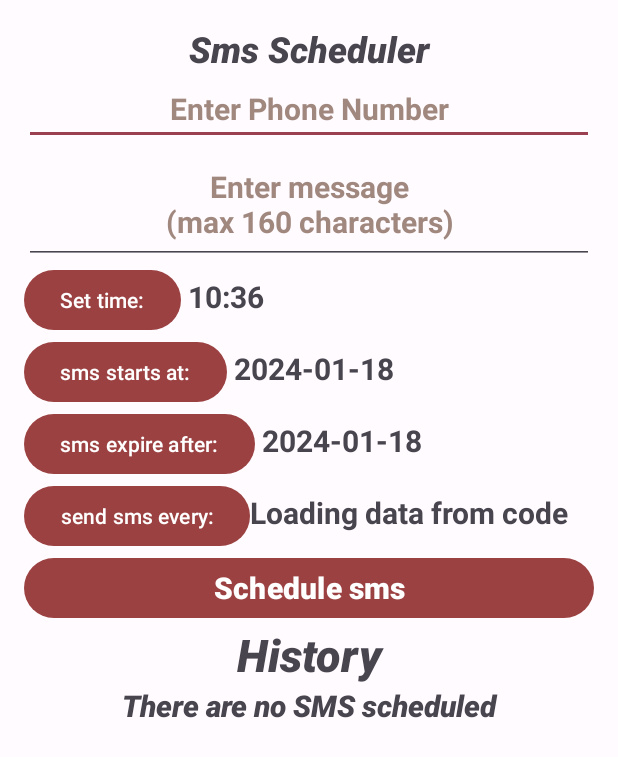
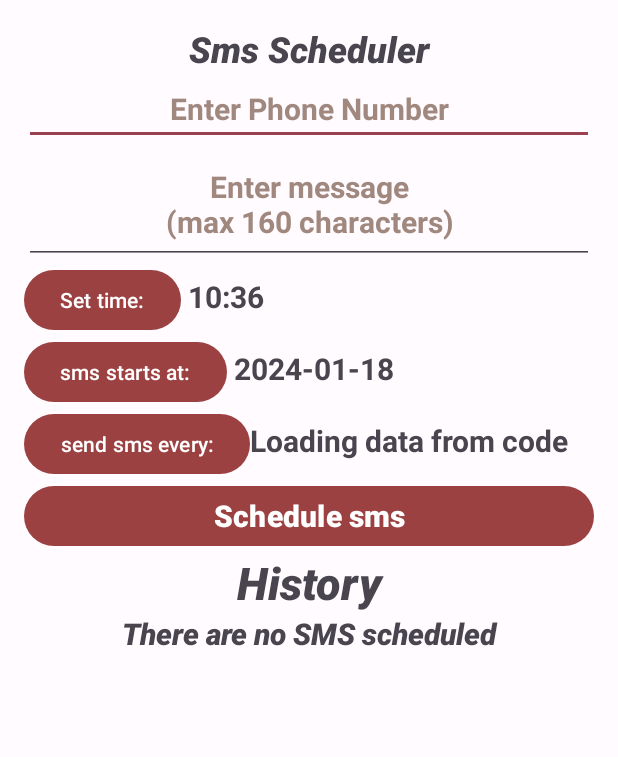
Before and after one commit to DeluxerPanda/Short_Message_Service, an Android app: the screen it shows after launch (MainActivity), on a phone screen of 412 x 824 dp. Shown: the top 757 px of the screen. Run offline under Robolectric (Android 15) with nearby library versions, the phone set to English and light mode, and no system bars.

Commit message:
update maybe works:/

```diff
--- a/app/src/main/AndroidManifest.xml
+++ b/app/src/main/AndroidManifest.xml
@@ -10,7 +10,6 @@
     <uses-permission android:name="android.permission.WAKE_LOCK"/>
     <uses-permission android:name="android.permission.RECEIVE_BOOT_COMPLETED"/>
     <uses-permission android:name="android.permission.FOREGROUND_SERVICE" />
-
     <uses-permission android:name="android.permission.POST_NOTIFICATIONS"/>
 
 
--- a/app/src/main/java/se/deluxerpanda/smssender/AlarmReceiver.java
+++ b/app/src/main/java/se/deluxerpanda/smssender/AlarmReceiver.java
@@ -31,7 +31,6 @@ public class AlarmReceiver extends BroadcastReceiver {
 private String number;
 private String message;
 private String dateStart;
-private String dateEnd;
 private  String repeatSmS;
 
     @SuppressLint("UnsafeProtectedBroadcastReceiver")
@@ -45,7 +44,6 @@ private  String repeatSmS;
         String alarmId = String.valueOf(intent.getIntExtra("EXTRA_ALARMID", 0));
 
         dateStart = intent.getStringExtra("EXTRA_DATESTART");
-        dateEnd = intent.getStringExtra("EXTRA_DATEEND");
 
         repeatSmS = intent.getStringExtra("EXTRA_REPEATSMS");
 
@@ -53,7 +51,6 @@ private  String repeatSmS;
         Log.d("AlarmDetails",
                 "ID: " + alarmId
                         + "\n Start: " + dateStart
-                        + "\n End: " + dateEnd
                         + "\n Repeat evry: "+ repeatSmS);
 
         smsManager.sendTextMessage(number, null, message, null, null);
@@ -88,7 +85,7 @@ private  String repeatSmS;
         int notificationId = random.nextInt();
         // Create an intent for the notification
         Intent notificationIntent = new Intent(context, MainActivity.class);
-        PendingIntent pendingIntent = PendingIntent.getActivity(context, 0, notificationIntent, PendingIntent.FLAG_IMMUTABLE);
+        PendingIntent pendingIntent = PendingIntent.getActivity(context, 0, notificationIntent, PendingIntent.FLAG_MUTABLE);
 
         builder.setContentIntent(pendingIntent);
 
--- a/app/src/main/res/layout/activity_main.xml
+++ b/app/src/main/res/layout/activity_main.xml
@@ -103,37 +103,6 @@
     </LinearLayout>
 
     <LinearLayout
-        android:id="@+id/pickDateEndsBox"
-        android:layout_width="match_parent"
-        android:layout_height="wrap_content"
-        android:orientation="horizontal">
-
-        <Button
-            android:id="@+id/pickDateEnds"
-            android:layout_width="wrap_content"
-            android:layout_height="wrap_content"
-            android:text="@string/data_button_ends_text"
-            android:visibility="visible"
-            tools:ignore="TouchTargetSizeCheck,VisualLintBounds"
-            tools:visibility="visible" />
-
-        <TextView
-            android:id="@+id/SetDateEndsText"
-            android:layout_width="0dp"
-            android:layout_height="wrap_content"
-            android:layout_weight="1"
-            android:ems="10"
-            android:importantForAutofill="no"
-            android:minHeight="48dp"
-            android:text="@string/logding_data"
-            android:textAlignment="textStart"
-            android:textSize="20sp"
-            android:textStyle="bold"
-            android:typeface="normal"
-            tools:ignore="VisualLintTextFieldSize,VisualLintBounds" />
-
-    </LinearLayout>
-    <LinearLayout
         android:id="@+id/chooseOptionEndsBox"
         android:layout_width="match_parent"
         android:layout_height="wrap_content"
--- a/app/src/main/res/values/strings.xml
+++ b/app/src/main/res/values/strings.xml
@@ -6,7 +6,6 @@
     <string name="send_sms_text">Schedule sms</string>
     <string name="time_button_text">Set time:</string>
     <string name="data_button_start_text">sms starts at:</string>
-    <string name="data_button_ends_text">sms expire after:</string>
     <string name="data_CheckBox_every_day_text">Day</string>
     <string name="data_CheckBox_every_week_text">Week</string>
     <string name="data_CheckBox_every_month_text">Month</string>
@@ -15,4 +14,6 @@
     <string name="history_name">History</string>
     <string name="logding_data">Loading data from code</string>
     <string name="message_sent">sent to:</string>
+    <string name="sms_repeates_titel">🚨 how often should the message repeates 🚨</string>
+    <string name="sms_repeates_Text">You must choose how often the message should be repeated</string>
 </resources>
```
Also changed, not shown: app/src/main/java/se/deluxerpanda/smssender/MainActivity.java (+45 -45 lines), 1 other file.
